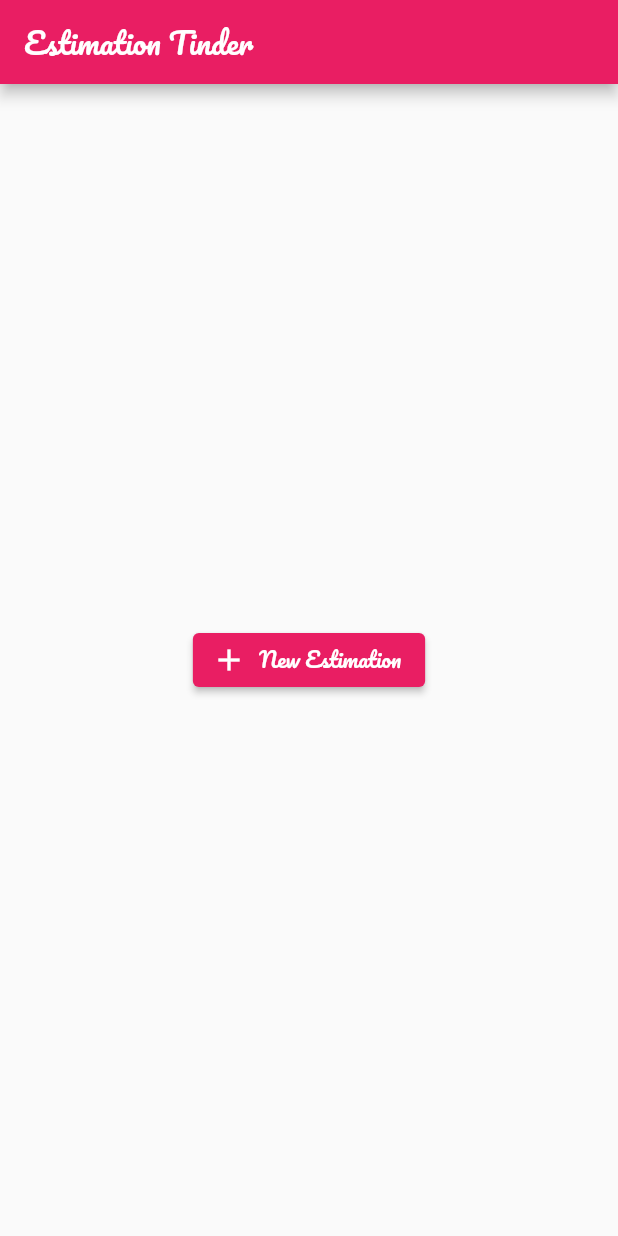
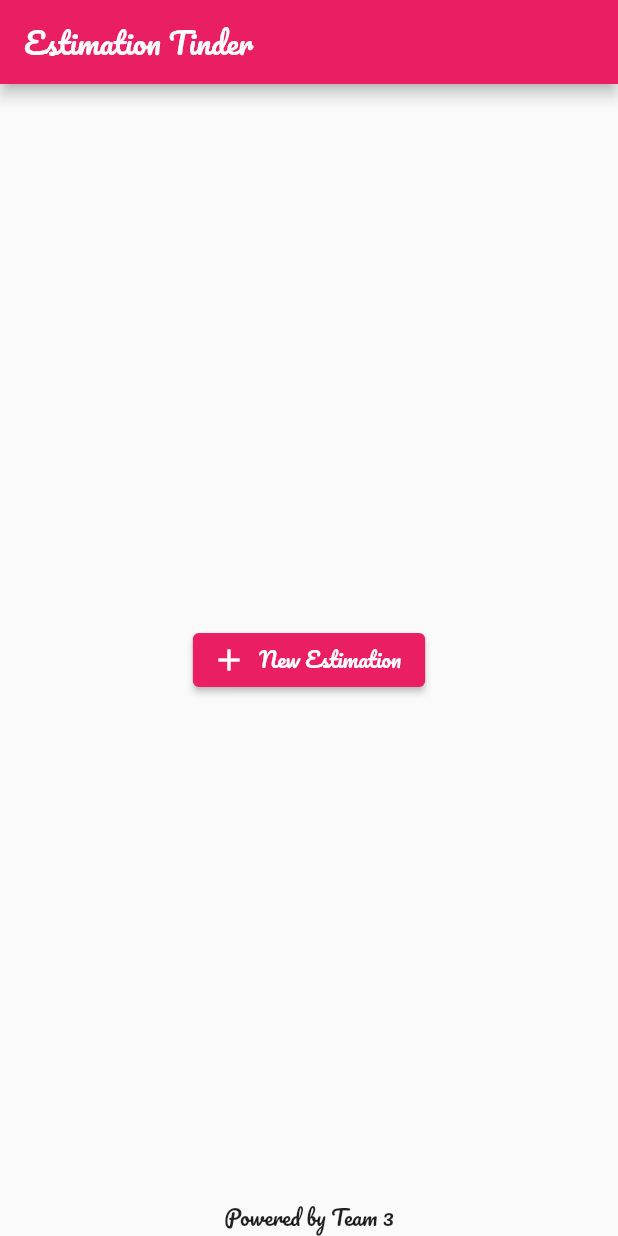
Before and after one commit to finkmoritz/teamutil, a Flutter app: the screen it shows after launch, on a phone screen of 412 x 824 dp. Run offline on Flutter 3.47's test engine with Material 2 defaults, Android fonts, the phone set to English and light mode, and no system bars; our stand-ins replace flutter_tindercard, google_fonts.

Commit message:
Add footer to HomePage

```diff
--- a/lib/pages/home_page.dart
+++ b/lib/pages/home_page.dart
@@ -28,6 +28,15 @@ class HomePage extends StatelessWidget {
           label: const Text('New Estimation'),
         ),
       ),
+      bottomSheet: Row(
+        mainAxisAlignment: MainAxisAlignment.center,
+        children: const [
+          Text(
+            'Powered by Team 3',
+            textAlign: TextAlign.center,
+          ),
+        ],
+      ),
     );
   }
 }
```
